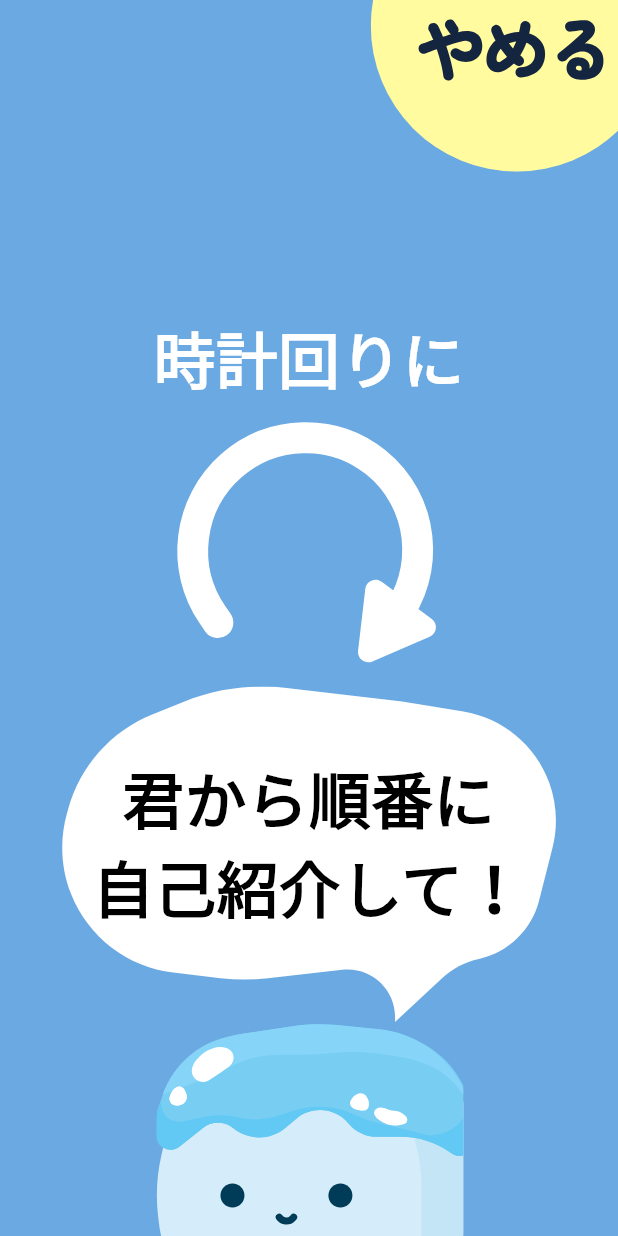
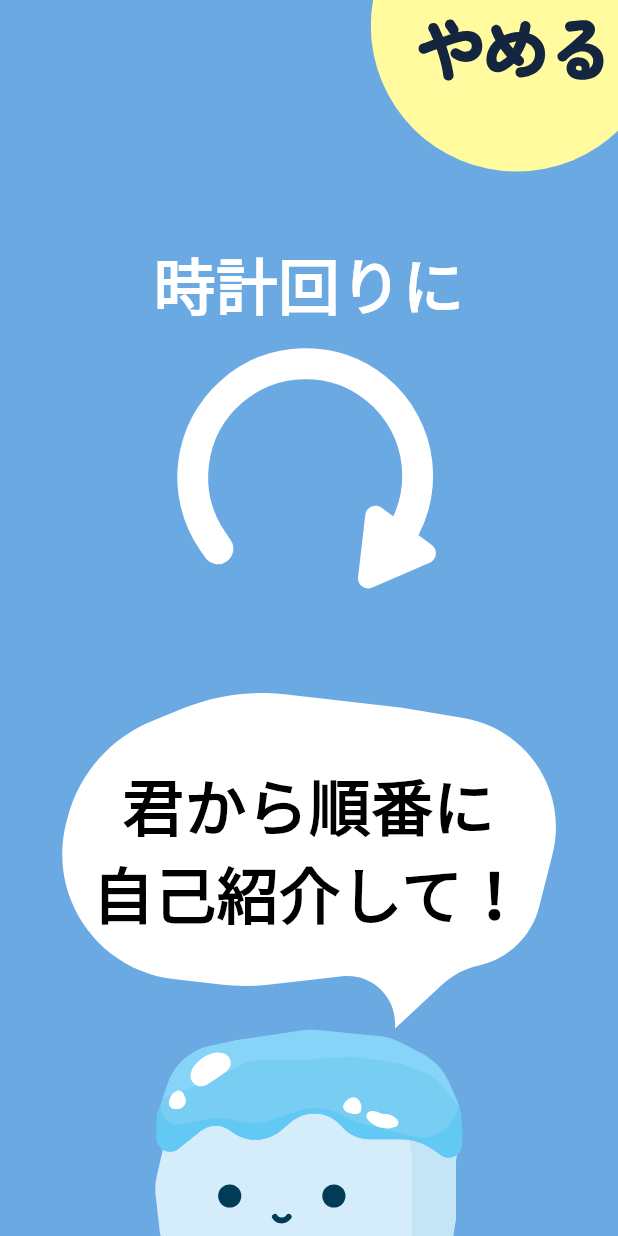
Before and after one commit to Tokeice/app, a Flutter app: the IceBreak screen opened directly, on a phone screen of 412 x 824 dp. Run offline on Flutter 3.47's test engine with Material 3 defaults, Android fonts, the phone set to English and light mode, and no system bars; our stand-ins replace flutter_svg, permission_handler; missing offline and left inert: noise_meter; Roboto replaces fonts that are missing (Zen Maru Gothic).

Commit message:
リファクタリング

```diff
--- a/lib/ice_break.dart
+++ b/lib/ice_break.dart
@@ -1,6 +1,5 @@
 import 'dart:async';
 import 'dart:convert';
-import 'dart:math';
 import 'package:flutter_svg/flutter_svg.dart';
 import 'package:noise_meter/noise_meter.dart';
 import 'package:flutter/material.dart';
@@ -172,10 +171,12 @@ class _IceBreakState extends State<IceBreak> {
     );
   }
 
-  Column selfIntroCharactor(double screenWidth) {
+  Transform selfIntroCharactor(double screenWidth) {
     double speechWidth = screenWidth * 0.8;
     double characterWidth = screenWidth * 0.5;
-    return Column(
+    return Transform.translate(
+      offset: Offset(0, screenWidth * 0.13),
+      child: Column(
         children: [
           Stack(
             alignment: Alignment.center,
@@ -196,14 +197,15 @@ class _IceBreakState extends State<IceBreak> {
                     color: Colors.black
                   ),
                 ),
-            )
+              ),
             ],
           ),
           SvgPicture.asset(
-          'images/character_normal_upper_half.svg',
+            'images/character_normal.svg',
             width: characterWidth,
           ),
         ],
+      )
     );
   }
 
--- a/lib/main.dart
+++ b/lib/main.dart
@@ -1,8 +1,5 @@
-import 'dart:async';
 import 'package:flutter_svg/flutter_svg.dart';
-import 'package:noise_meter/noise_meter.dart';
 import 'package:flutter/material.dart';
-import 'package:permission_handler/permission_handler.dart';
 import 'ice_break.dart';
 
 void main() => runApp(MyApp());
```
Also changed, not shown: images/character_normal_upper_half.svg (deleted). Lines whose indentation alone changed are shown as unchanged.
